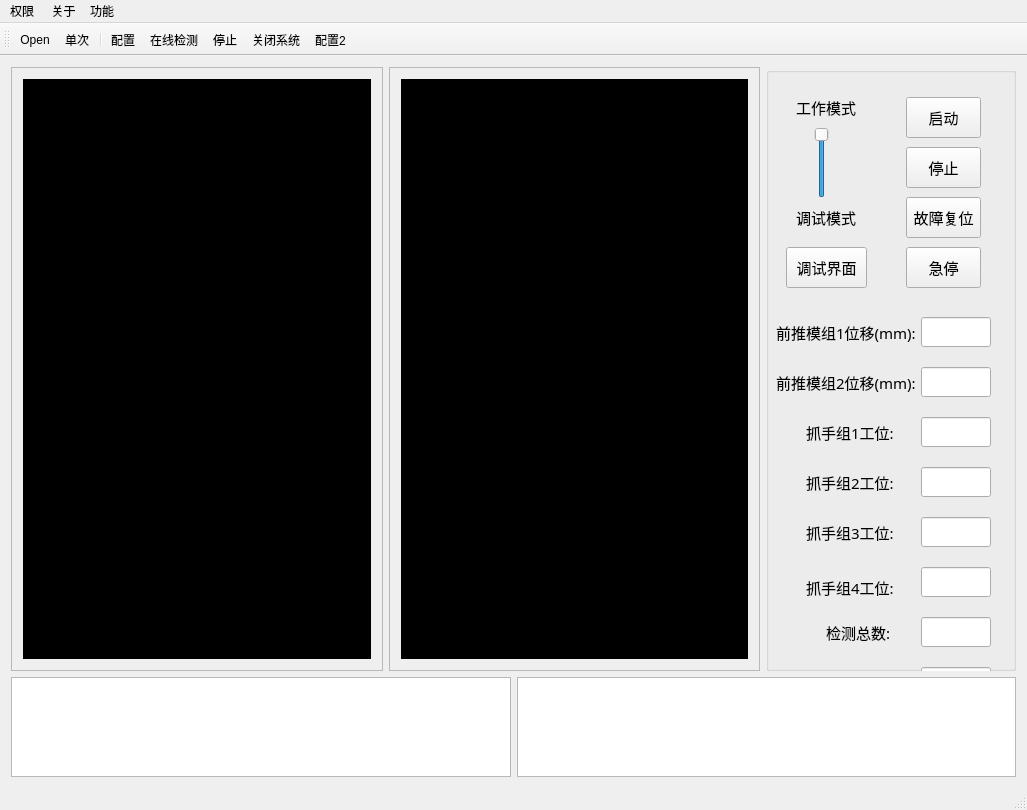
The window that hello/hello.ui (galepai/hello) describes before a commit, drawn with Qt 5.
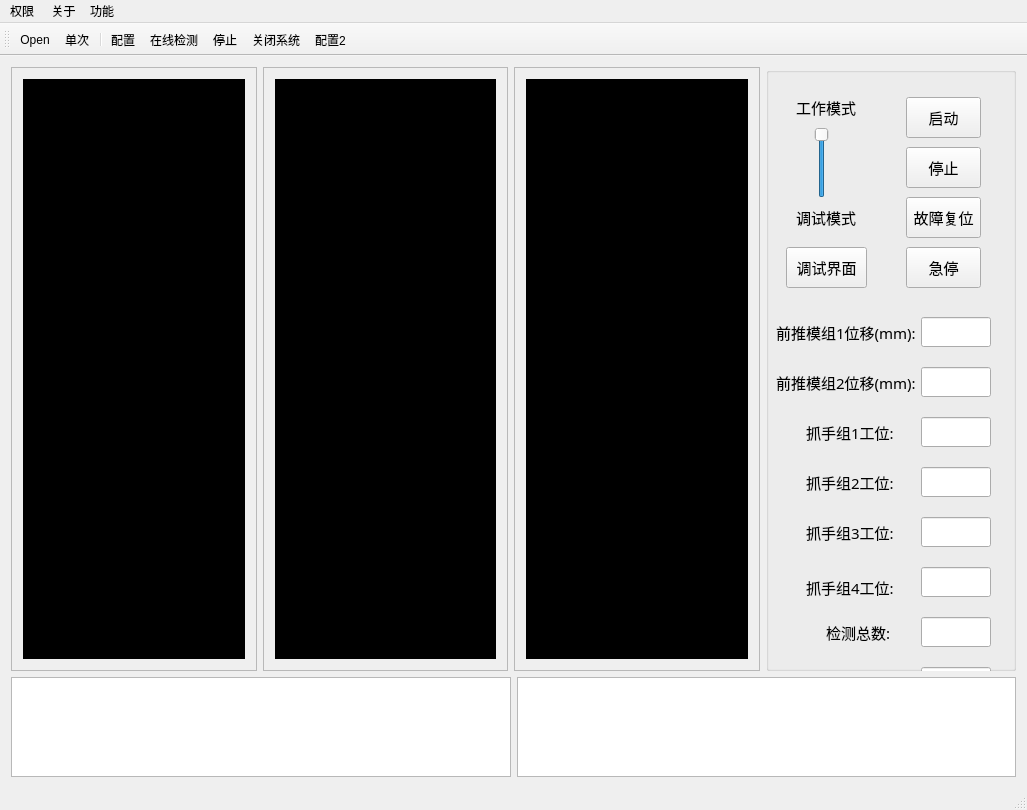
The same window after the commit. Icons and pictures are not drawn.

```diff
--- a/hello/hello.ui
+++ b/hello/hello.ui
@@ -43,8 +43,8 @@
           <rect>
            <x>0</x>
            <y>0</y>
-           <width>371</width>
-           <height>210</height>
+           <width>274</width>
+           <height>343</height>
           </rect>
          </property>
          <layout class="QVBoxLayout" name="verticalLayout_2">
@@ -72,7 +72,33 @@
        </widget>
       </item>
       <item>
-       <widget class="QScrollArea" name="scrollArea">
+       <widget class="QScrollArea" name="scrollArea_Middle">
+        <property name="widgetResizable">
+         <bool>true</bool>
+        </property>
+        <widget class="QWidget" name="scrollAreaWidgetContentsMiddle">
+         <property name="geometry">
+          <rect>
+           <x>0</x>
+           <y>0</y>
+           <width>185</width>
+           <height>343</height>
+          </rect>
+         </property>
+         <layout class="QVBoxLayout" name="verticalLayout_4">
+          <item>
+           <widget class="QGraphicsView" name="MiddlePicView">
+            <property name="styleSheet">
+             <string notr="true">background-color: rgb(0, 0, 0);</string>
+            </property>
+           </widget>
+          </item>
+         </layout>
+        </widget>
+       </widget>
+      </item>
+      <item>
+       <widget class="QScrollArea" name="scrollArea_Right">
         <property name="sizePolicy">
          <sizepolicy hsizetype="Expanding" vsizetype="Preferred">
           <horstretch>0</horstretch>
@@ -93,8 +119,8 @@
           <rect>
            <x>0</x>
            <y>0</y>
-           <width>370</width>
-           <height>210</height>
+           <width>274</width>
+           <height>343</height>
           </rect>
          </property>
          <property name="minimumSize">
```
Left out of the diff: 2 changed lines with no effect on the pictures.
